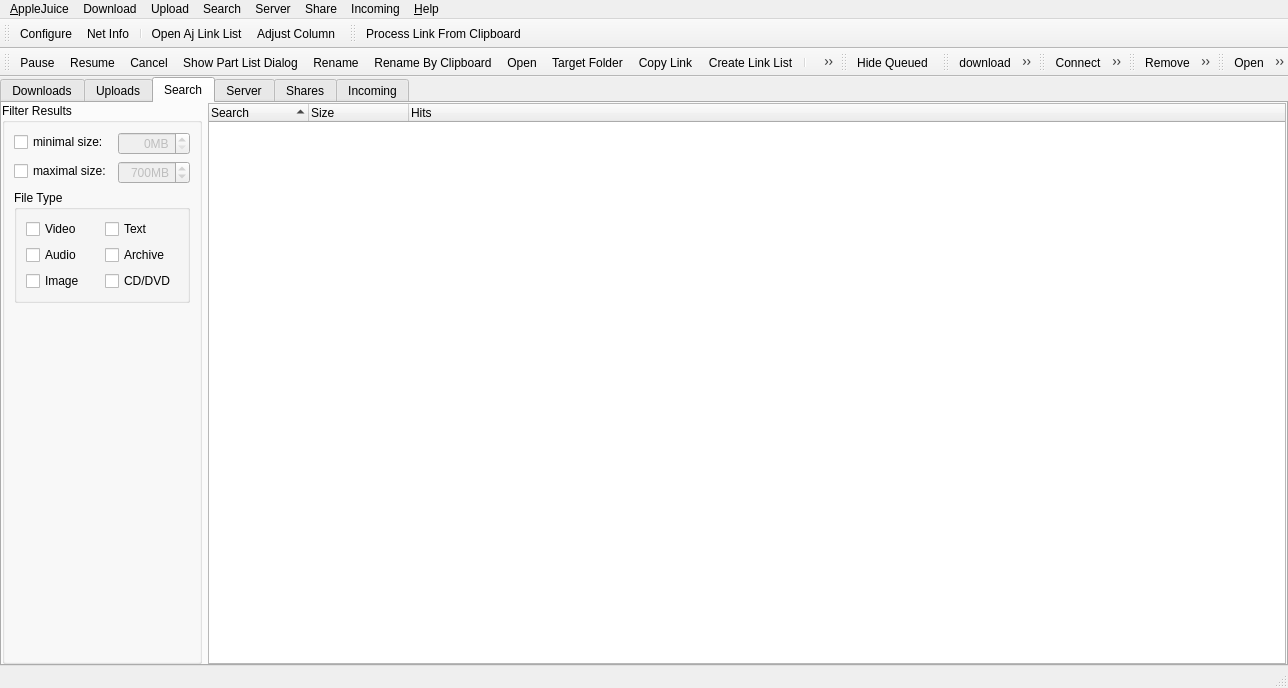
This is juicer/src/mainwindowbase.ui in applejuicenetz/gui-juicer as Qt 5 draws it before an edit. The edited form follows.
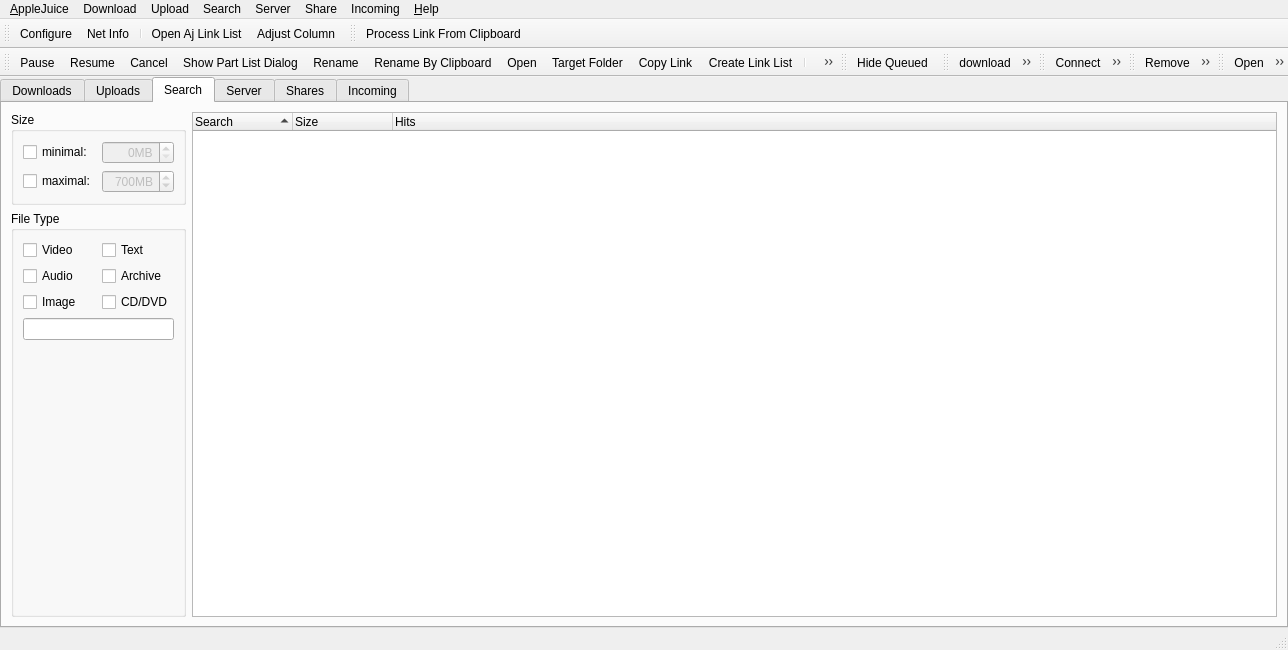
This is the edited form. The open tabs and pages were chosen to show the change. Icons and pictures are not drawn. Custom widgets are drawn as their Qt base class.

What changed in the file:
```diff
--- a/juicer/src/mainwindowbase.ui
+++ b/juicer/src/mainwindowbase.ui
@@ -6,7 +6,7 @@
     <x>0</x>
     <y>0</y>
     <width>1288</width>
-    <height>688</height>
+    <height>650</height>
    </rect>
   </property>
   <property name="windowTitle" >
@@ -255,28 +255,19 @@
         <iconset resource="images.qrc" >
          <normaloff>:/small/searching.png</normaloff>:/small/searching.png</iconset>
        </attribute>
-       <layout class="QHBoxLayout" name="horizontalLayout" >
-        <property name="margin" >
-         <number>0</number>
-        </property>
+       <layout class="QHBoxLayout" name="horizontalLayout_2" >
         <item>
-         <widget class="QGroupBox" name="groupBox" >
+         <layout class="QVBoxLayout" name="verticalLayout_8" >
+          <item>
+           <widget class="QGroupBox" name="groupBox_4" >
           <property name="title" >
-           <string>Filter Results</string>
-          </property>
-          <layout class="QVBoxLayout" name="verticalLayout_4" >
-           <item>
-            <layout class="QFormLayout" name="formLayout" >
-             <property name="fieldGrowthPolicy" >
-              <enum>QFormLayout::ExpandingFieldsGrow</enum>
-             </property>
-             <property name="labelAlignment" >
-              <set>Qt::AlignLeading|Qt::AlignLeft|Qt::AlignVCenter</set>
-             </property>
+             <string>Size</string>
+            </property>
+            <layout class="QGridLayout" name="gridLayout_2" >
              <item row="0" column="0" >
               <widget class="QCheckBox" name="minSizeCheckBox" >
                <property name="text" >
-                <string>minimal size:</string>
+                <string>minimal:</string>
                </property>
               </widget>
              </item>
@@ -305,7 +296,7 @@
              <item row="1" column="0" >
               <widget class="QCheckBox" name="maxSizeCheckBox" >
                <property name="text" >
-                <string>maximal size:</string>
+                <string>maximal:</string>
                </property>
               </widget>
              </item>
@@ -335,57 +326,91 @@
               </widget>
              </item>
             </layout>
+           </widget>
            </item>
            <item>
             <widget class="QGroupBox" name="groupBox_2" >
+            <property name="sizePolicy" >
+             <sizepolicy vsizetype="Preferred" hsizetype="Minimum" >
+              <horstretch>0</horstretch>
+              <verstretch>0</verstretch>
+             </sizepolicy>
+            </property>
              <property name="title" >
               <string>File Type</string>
              </property>
+            <layout class="QVBoxLayout" name="verticalLayout_4" >
+             <item>
              <layout class="QGridLayout" name="gridLayout" >
-              <item row="2" column="0" >
+               <item row="0" column="0" >
+                <widget class="QCheckBox" name="videoCheckBox" >
+                 <property name="text" >
+                  <string>Video</string>
+                 </property>
+                </widget>
+               </item>
+               <item row="0" column="1" >
+                <widget class="QCheckBox" name="textCheckBox" >
+                 <property name="text" >
+                  <string>Text</string>
+                 </property>
+                </widget>
+               </item>
+               <item row="1" column="0" >
                <widget class="QCheckBox" name="audioCheckBox" >
                 <property name="text" >
                  <string>Audio</string>
                 </property>
                </widget>
               </item>
-              <item row="3" column="0" >
+               <item row="1" column="1" >
+                <widget class="QCheckBox" name="archiveCheckBox" >
+                 <property name="text" >
+                  <string>Archive</string>
+                 </property>
+                </widget>
+               </item>
+               <item row="2" column="0" >
                <widget class="QCheckBox" name="imageCheckBox" >
                 <property name="text" >
                  <string>Image</string>
                 </property>
                </widget>
               </item>
-              <item row="3" column="1" >
+               <item row="2" column="1" >
                <widget class="QCheckBox" name="cddvdCheckBox" >
                 <property name="text" >
                  <string>CD/DVD</string>
                 </property>
                </widget>
               </item>
-              <item row="0" column="1" >
-               <widget class="QCheckBox" name="textCheckBox" >
-                <property name="text" >
-                 <string>Text</string>
-                </property>
-               </widget>
-              </item>
-              <item row="2" column="1" >
-               <widget class="QCheckBox" name="archiveCheckBox" >
-                <property name="text" >
-                 <string>Archive</string>
-                </property>
-               </widget>
-              </item>
-              <item row="0" column="0" >
-               <widget class="QCheckBox" name="videoCheckBox" >
-                <property name="text" >
-                 <string>Video</string>
-                </property>
+              </layout>
+             </item>
+             <item>
+              <layout class="QHBoxLayout" name="horizontalLayout" >
+               <item>
+                <widget class="QLineEdit" name="fileTypeEdit" >
+                 <property name="sizePolicy" >
+                  <sizepolicy vsizetype="Fixed" hsizetype="Minimum" >
+                   <horstretch>0</horstretch>
+                   <verstretch>0</verstretch>
+                  </sizepolicy>
+                 </property>
+                 <property name="minimumSize" >
+                  <size>
+                   <width>0</width>
+                   <height>0</height>
+                  </size>
+                 </property>
+                 <property name="baseSize" >
+                  <size>
+                   <width>0</width>
+                   <height>0</height>
+                  </size>
+                 </property>
                </widget>
               </item>
              </layout>
-            </widget>
            </item>
            <item>
             <spacer name="verticalSpacer" >
@@ -403,8 +428,22 @@
           </layout>
          </widget>
         </item>
+         </layout>
+        </item>
         <item>
          <widget class="QTreeWidget" name="searchsTreeWidget" >
+          <property name="sizePolicy" >
+           <sizepolicy vsizetype="Expanding" hsizetype="Expanding" >
+            <horstretch>0</horstretch>
+            <verstretch>0</verstretch>
+           </sizepolicy>
+          </property>
+          <property name="sizeIncrement" >
+           <size>
+            <width>0</width>
+            <height>0</height>
+           </size>
+          </property>
           <property name="selectionMode" >
            <enum>QAbstractItemView::ExtendedSelection</enum>
           </property>
```
Left out of the diff: 4 changed lines with no effect on the pictures. Lines whose indentation alone changed are shown as unchanged.
